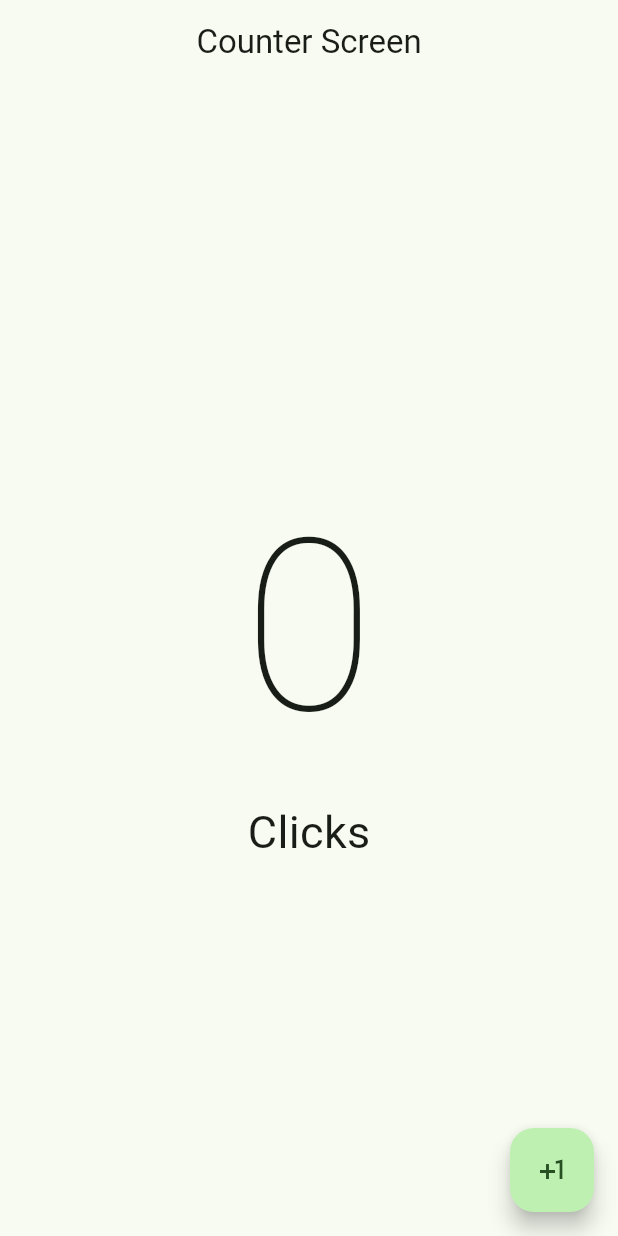
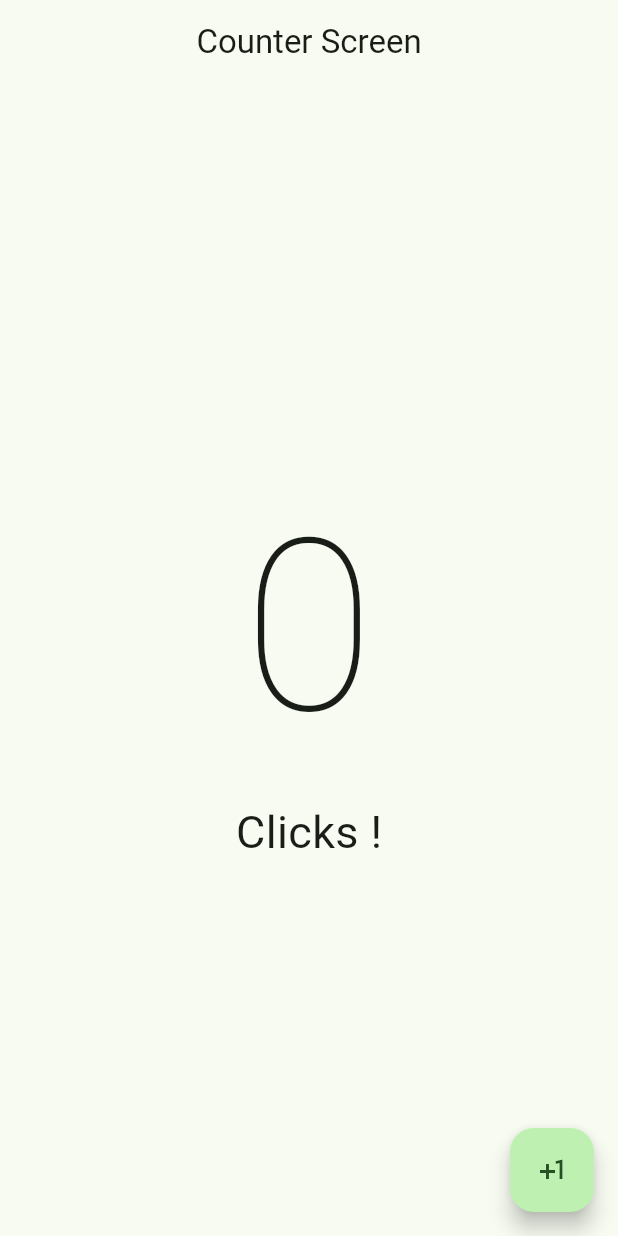
Before and after one commit to mauricio2093/Counter, a Flutter app: the screen it shows after launch, on a phone screen of 412 x 824 dp. Run offline on Flutter 3.47's test engine with Material 2 defaults, Android fonts, the phone set to English and light mode, and no system bars.

Commit message:
04-fluttert

```diff
--- a/lib/presentation/screens/counter/counter_screen.dart
+++ b/lib/presentation/screens/counter/counter_screen.dart
@@ -25,9 +25,9 @@ class _CounterScreenState extends State<CounterScreen> {
               style:
                   const TextStyle(fontSize: 160, fontWeight: FontWeight.w100),
             ),
-            const Text(
-              'Clicks',
-              style: TextStyle(fontSize: 30),
+            Text(
+              'Click${clickCounter == 1 ? '' : 's'} !',
+              style: const TextStyle(fontSize: 30),
             ),
           ],
         ),
```
